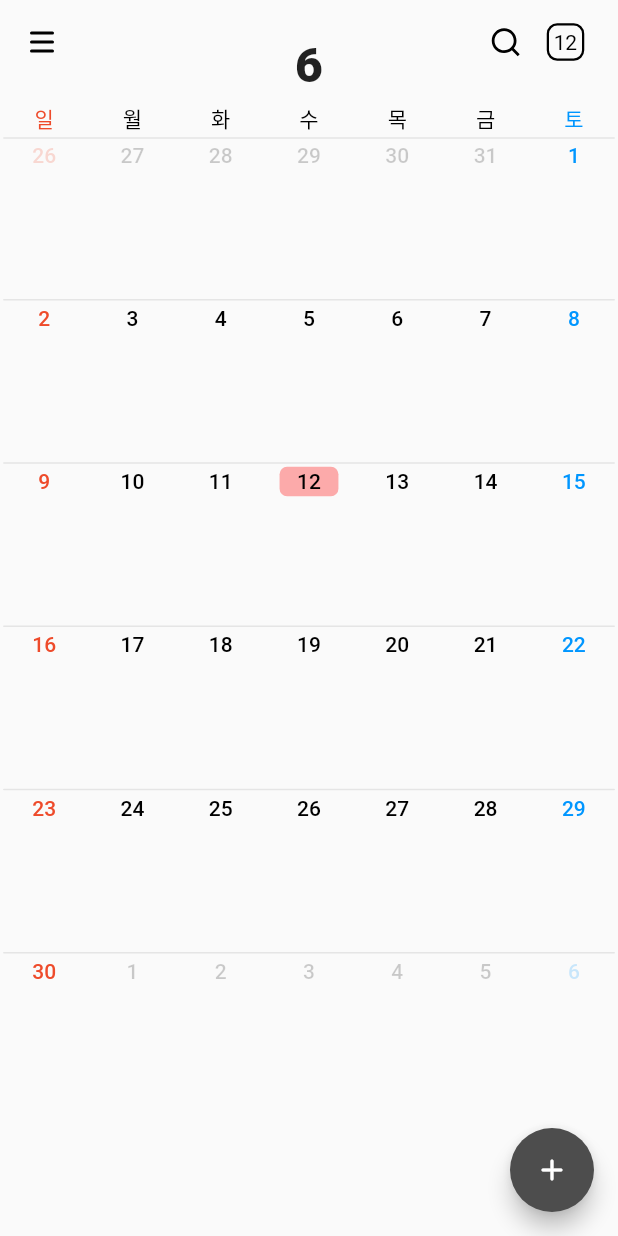
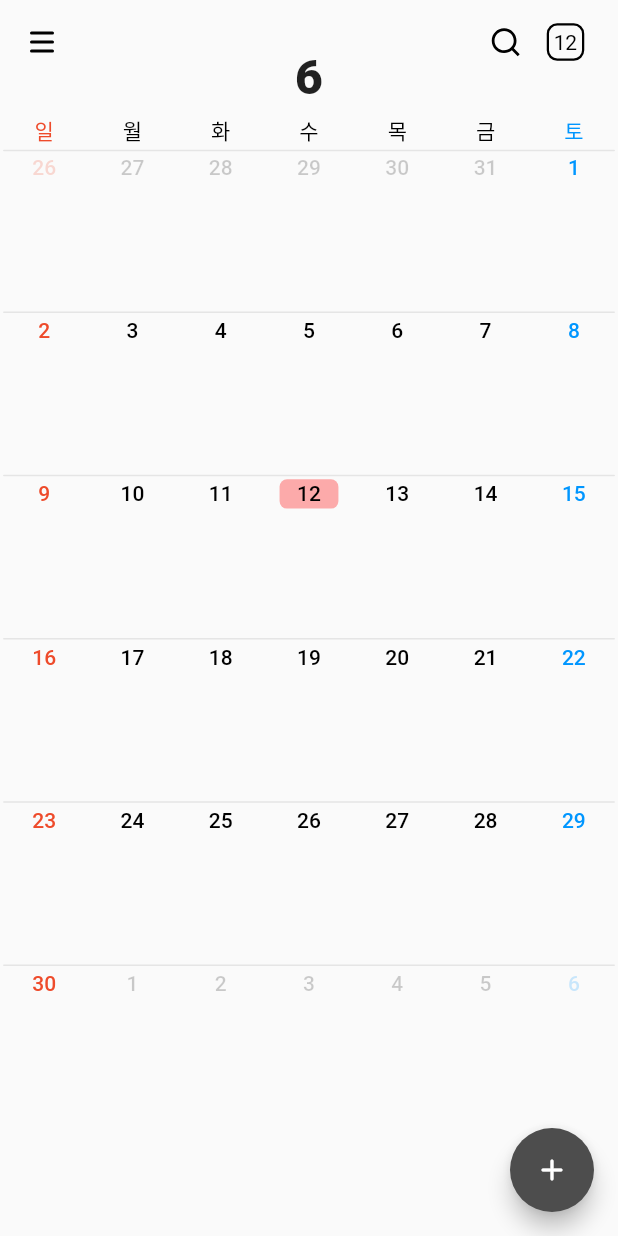
Before and after one commit to Bogamie/Group_Project, a Flutter app: the screen it shows after launch, on a phone screen of 412 x 824 dp. Run offline on Flutter 3.47's test engine with Material 3 defaults, Android fonts, the phone set to English and light mode, and no system bars; drawn by our look-alikes of flutter_speed_dial; our stand-ins replace figma_squircle, flutter_screenutil, flutter_svg; missing offline and left inert: flutter_date_pickers.

Commit message:
Fix : 0.03 to 0.04
Sizedbox_height fix

```diff
--- a/lib/main.dart
+++ b/lib/main.dart
@@ -205,7 +205,7 @@ class MainPageState extends State<MainPage> {
           Column(
             children: <Widget>[
               SizedBox(
-                height: 0.03.sh,
+                height: 0.04.sh,
               ),
               Consumer<PageNotifier>(
                 builder: (context, notifier, child) {
```
